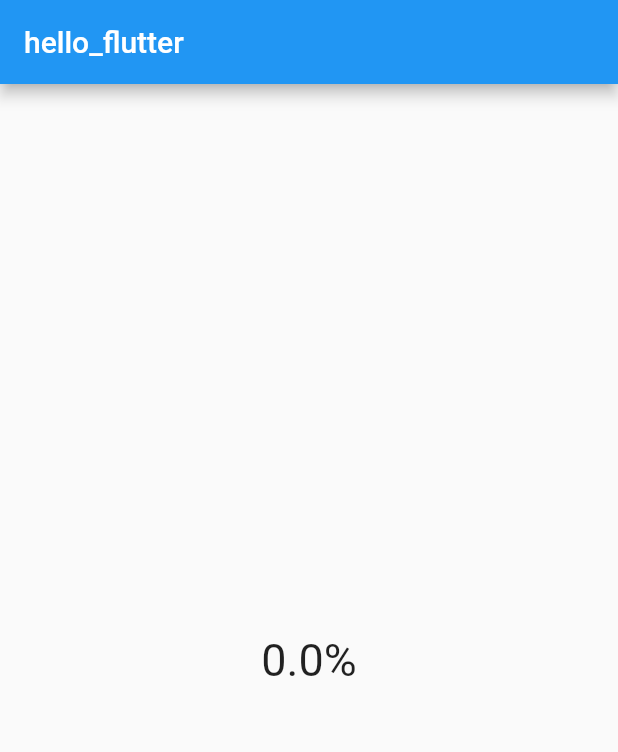
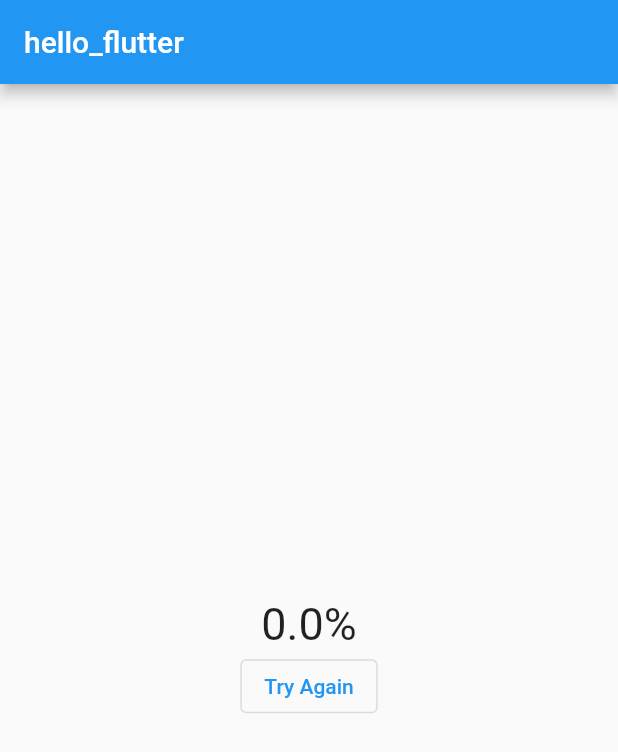
Before and after one commit to KyriakosMilad/hello_flutter, a Flutter app: the screen it shows after launch, after a tap on "Al-Sadat", after a tap on "Ramses II", on a phone screen of 412 x 824 dp. Shown: the top 752 px of the screen. Run offline on Flutter 3.47's test engine with Material 2 defaults, Android fonts, the phone set to English and light mode, and no system bars.

Commit message:
Add button to reset quiz

```diff
--- a/lib/main.dart
+++ b/lib/main.dart
@@ -27,10 +27,16 @@ class _MyAppState extends State<_MyApp> {
   ];
 
   int _currentQuestion = 0;
-
   int _rightAnswersCount = 0;
 
-  void answerQuestion(int questionNumber, String answer) {
+  void _resetQuiz() {
+    setState(() {
+      _currentQuestion = 0;
+      _rightAnswersCount = 0;
+    });
+  }
+
+  void _answerQuestion(int questionNumber, String answer) {
     setState(() {
       if (_questions[questionNumber]['rightAnswer'] == answer) {
         _rightAnswersCount++;
@@ -47,8 +53,8 @@ class _MyAppState extends State<_MyApp> {
         title: const Text('hello_flutter'),
       ),
       body: _currentQuestion < _questions.length
-          ? Quiz(_questions, _currentQuestion, answerQuestion)
-          : Result(((_rightAnswersCount / _questions.length) * 100).toString()),
+          ? Quiz(_questions, _currentQuestion, _answerQuestion)
+          : Result(((_rightAnswersCount / _questions.length) * 100).toString(), _resetQuiz),
     ));
   }
 }
--- a/lib/result.dart
+++ b/lib/result.dart
@@ -2,16 +2,23 @@ import 'package:flutter/material.dart';
 
 class Result extends StatelessWidget {
   final String _score;
+  final void Function() _resetQuiz;
 
-  Result(this._score);
+  Result(this._score, this._resetQuiz);
 
   @override
   Widget build(BuildContext context) {
     return Center(
-        child: Text(
-      _score + '%',
-      style: const TextStyle(fontSize: 30),
-      textAlign: TextAlign.center,
-    ));
+        child: Column(
+            mainAxisAlignment: MainAxisAlignment.center,
+            crossAxisAlignment: CrossAxisAlignment.center,
+            children: <Widget>[
+          Text(
+            _score + '%',
+            style: const TextStyle(fontSize: 30),
+            textAlign: TextAlign.center,
+          ),
+          OutlinedButton(onPressed: _resetQuiz, child: Text("Try Again"))
+        ]));
   }
 }
```
